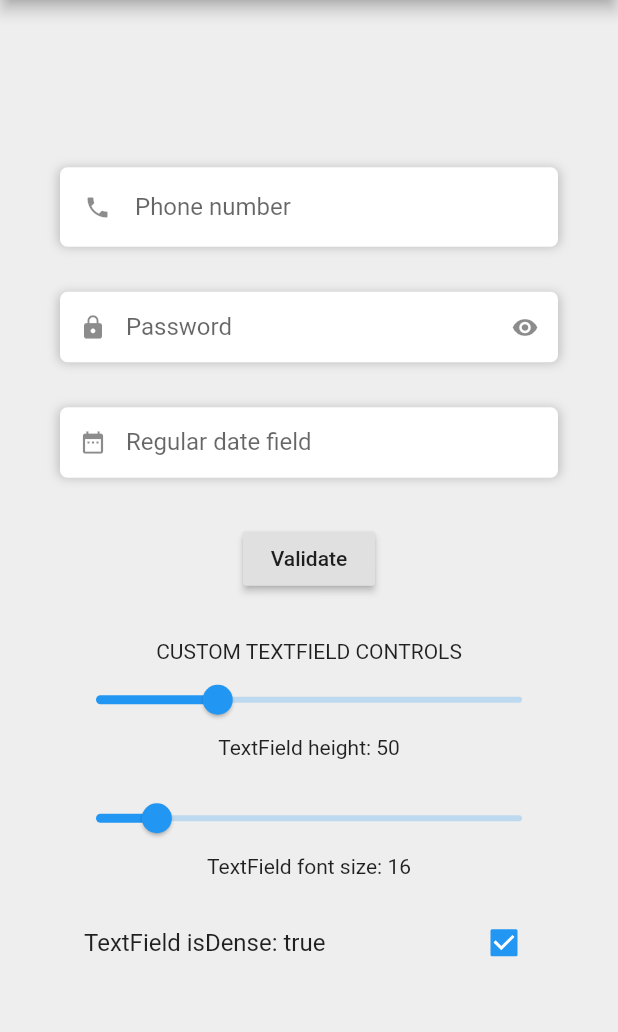
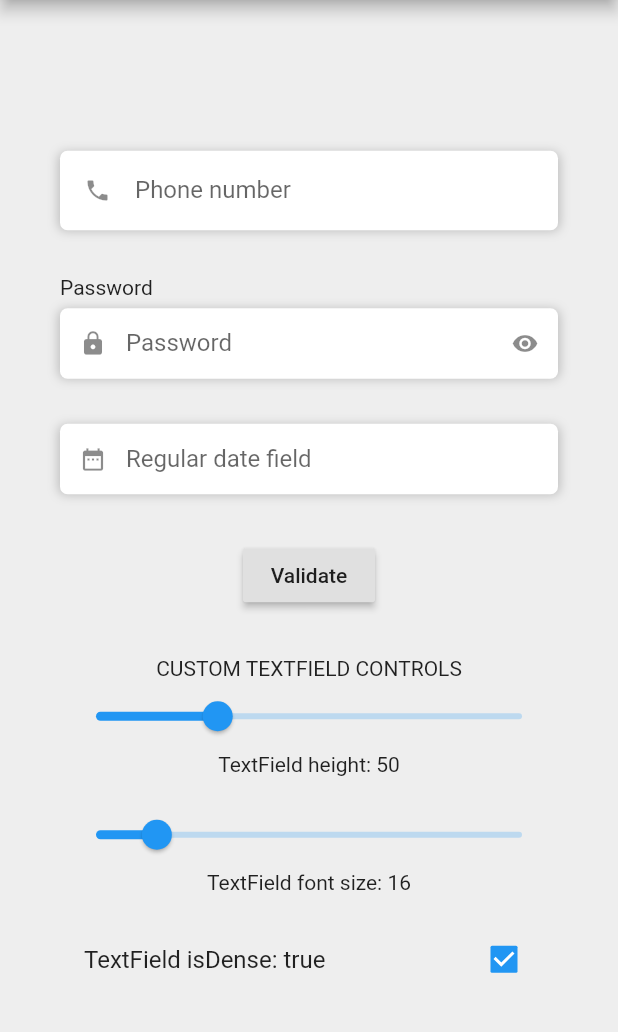
Before and after one commit to nikolaihen/simple_text_field, a Flutter app: the screen it shows after launch, on a phone screen of 412 x 824 dp, the part 84-1116 px from its top. Run offline on Flutter 3.47's test engine with Material 2 defaults, Android fonts, the phone set to English and light mode, and no system bars.

Commit message:
Added header text as a new property to the SimpleTextField

```diff
--- a/example/lib/main.dart
+++ b/example/lib/main.dart
@@ -86,6 +86,7 @@ class _ExamplePageState extends State<ExamplePage> {
                 controller: controllerPassword,
                 obscureText: true,
                 prefixIcon: Icon(Icons.lock),
+                headerText: Text('Password'),
               ),
               SizedBox(height: 30),
               SimpleDateTextField(
--- a/lib/src/simple_text_field.dart
+++ b/lib/src/simple_text_field.dart
@@ -18,6 +18,12 @@ class SimpleTextField extends StatefulWidget {
 
   /// The hint text of the text field.
   final String labelText;
+
+  /// The header text (static text positioned right above the text field).
+  final Text headerText;
+
+  /// Vertical spacing between the text field and the [headerText].
+  final double headerSpacing;
 
   /// The counter text of the text field
   final String counterText;
@@ -103,6 +109,8 @@ class SimpleTextField extends StatefulWidget {
 
   SimpleTextField({
     @required this.labelText,
+    this.headerText,
+    this.headerSpacing,
     this.counterText,
     this.controller,
     this.focusNode,
@@ -145,6 +153,8 @@ class SimpleTextField extends StatefulWidget {
   factory SimpleTextField.regular({
     @required String labelText,
     @required TextEditingController controller,
+    Text headerText,
+    double headerSpacing = 6,
     FocusNode focusNode,
     double height = 44,
     String Function(String) validator,
@@ -173,6 +183,8 @@ class SimpleTextField extends StatefulWidget {
     return SimpleTextField(
       labelText: labelText,
       controller: controller,
+      headerText: headerText,
+      headerSpacing: headerSpacing,
       focusNode: focusNode,
       height: height,
       fillColor: fillColor,
@@ -346,7 +358,7 @@ class _SimpleTextFieldState extends State<SimpleTextField> {
 
   @override
   Widget build(BuildContext context) {
-    return Stack(
+    final Widget textField = Stack(
       children: [
         Container(
           height: widget.height,
@@ -398,6 +410,19 @@ class _SimpleTextFieldState extends State<SimpleTextField> {
         ),
       ],
     );
+
+    if (widget.headerText != null) {
+      return Column(
+        crossAxisAlignment: CrossAxisAlignment.start,
+        children: [
+          widget.headerText,
+          SizedBox(height: widget.headerSpacing),
+          textField
+        ],
+      );
+    }
+
+    return textField;
   }
 
   @override
```
